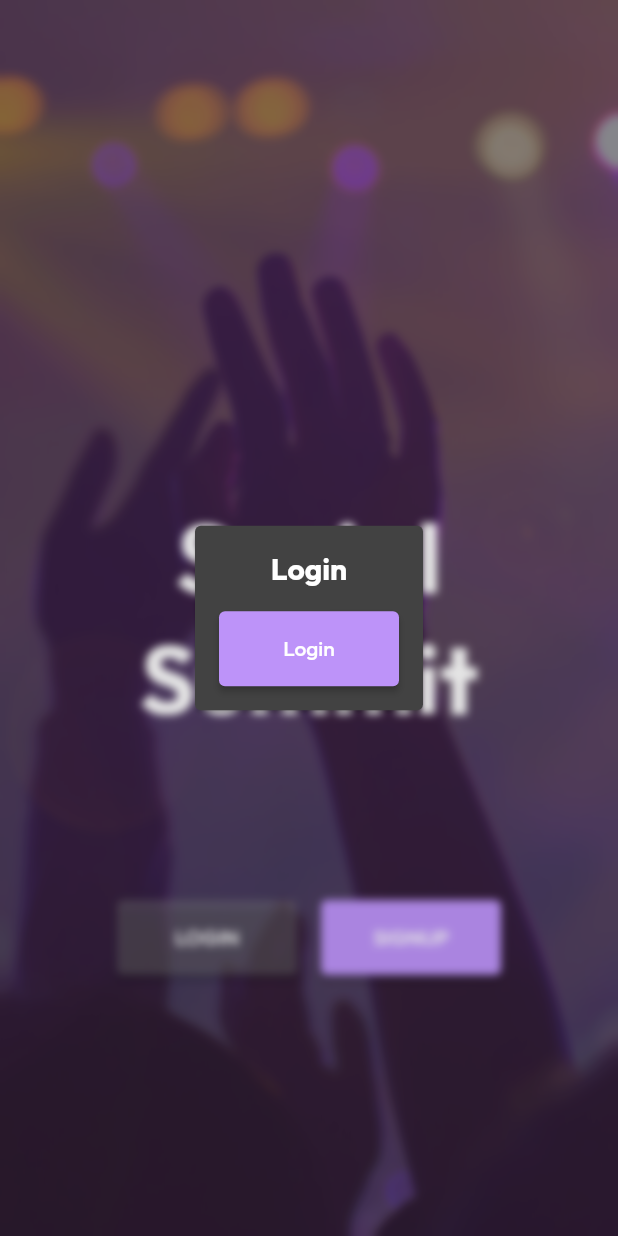
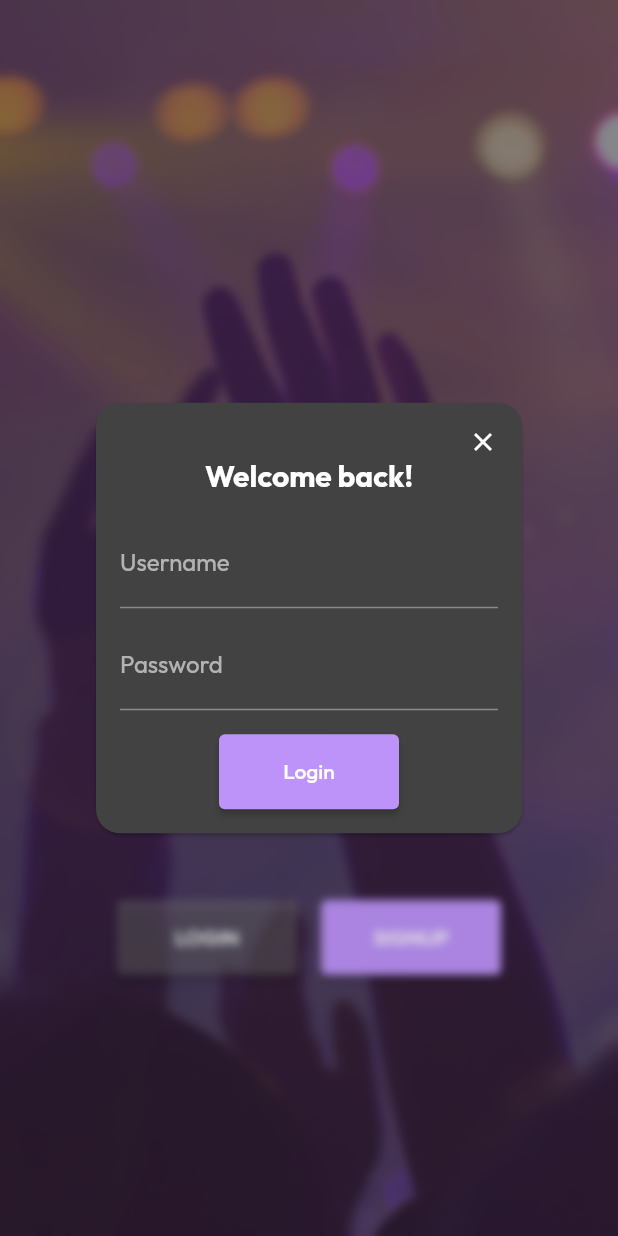
Before and after one commit to FranciscoCardita/social-summit, a Flutter app: the screen it shows after launch, after a tap on "LOGIN", on a phone screen of 412 x 824 dp. Run offline on Flutter 3.47's test engine with Material 2 defaults, Android fonts, the light colour scheme and no system bars; our stand-ins replace google_fonts.

Commit message:
Add login

```diff
--- a/frontend/lib/main.dart
+++ b/frontend/lib/main.dart
@@ -24,12 +24,12 @@ class FestivalManagerApp extends StatelessWidget {
         elevatedButtonTheme: ElevatedButtonThemeData(
           style: ButtonStyle(
             padding: MaterialStateProperty.all<EdgeInsets>(
-              EdgeInsets.symmetric(horizontal: 16, vertical: 8), // Adjust padding
+              const EdgeInsets.symmetric(horizontal: 16, vertical: 8), // Adjust padding
             ),
             minimumSize: MaterialStateProperty.all<Size>(
-              Size(120, 50), // Adjust minimum size
+              const Size(120, 50), // Adjust minimum size
             ),
-            backgroundColor: MaterialStateProperty.all<Color>(Color(0xFFBD93F9)),
+            backgroundColor: MaterialStateProperty.all<Color>(const Color(0xFFBD93F9)),
             foregroundColor: MaterialStateProperty.all<Color>(Colors.white), // Set button text color to white
           ),
         ),
@@ -89,6 +89,13 @@ class _LoggedOutScreenState extends State<LoggedOutScreen> {
                     fontSize: 64,
                     fontWeight: FontWeight.bold,
                     color: Colors.white,
+                    shadows: [
+                      Shadow(
+                        blurRadius: 20.0,
+                        color: Color.fromARGB(150, 0, 0, 0),
+                        offset: Offset(5.0, 5.0),
+                      ),
+                    ],
                   ),
                 ),
                 Text(
@@ -97,6 +104,13 @@ class _LoggedOutScreenState extends State<LoggedOutScreen> {
                     fontSize: 64,
                     fontWeight: FontWeight.bold,
                     color: Colors.white,
+                    shadows: [
+                      Shadow(
+                        blurRadius: 20.0,
+                        color: Color.fromARGB(150, 0, 0, 0),
+                        offset: Offset(5.0, 5.0),
+                      ),
+                    ],
                   ),
                 ),
               ],
@@ -181,21 +195,53 @@ class LoginScreen extends StatelessWidget {
 
   @override
   Widget build(BuildContext context) {
-    return Container(
-      child: Center(
+    return Center(
       child: Card(
+        shape: RoundedRectangleBorder(
+          borderRadius: BorderRadius.circular(16.0),
+        ),
         margin: const EdgeInsets.all(32.0),
         child: Padding(
           padding: const EdgeInsets.all(16.0),
           child: Column(
             mainAxisSize: MainAxisSize.min,
             children: [
+              Row(
+                mainAxisAlignment: MainAxisAlignment.end,
+                children: [
+                  IconButton(
+                    icon: Icon(Icons.close),
+                    onPressed: onClose,
+                    iconSize: 20.0,
+                    padding: EdgeInsets.zero,
+                    constraints: BoxConstraints(),
+                  ),
+                ],
+              ),
               const Text(
-                  'Login',
+                'Welcome back!',
                 style: TextStyle(
                   fontSize: 20,
                   fontWeight: FontWeight.bold,
                 ),
+              ),
+              Column(
+                mainAxisSize: MainAxisSize.min,
+                children: const [
+                  SizedBox(height: 16),
+                  TextField(
+                    decoration: InputDecoration(
+                      labelText: 'Username',
+                    ),
+                  ),
+                  SizedBox(height: 8),
+                  TextField(
+                    obscureText: true,
+                    decoration: InputDecoration(
+                      labelText: 'Password',
+                    ),
+                  ),
+                ],
               ),
               const SizedBox(height: 16),
               ElevatedButton(
@@ -203,7 +249,6 @@ class LoginScreen extends StatelessWidget {
                 child: const Text('Login'),
               ),
             ],
-            ),
           ),
         ),
       ),
```
Lines whose indentation alone changed are shown as unchanged.
